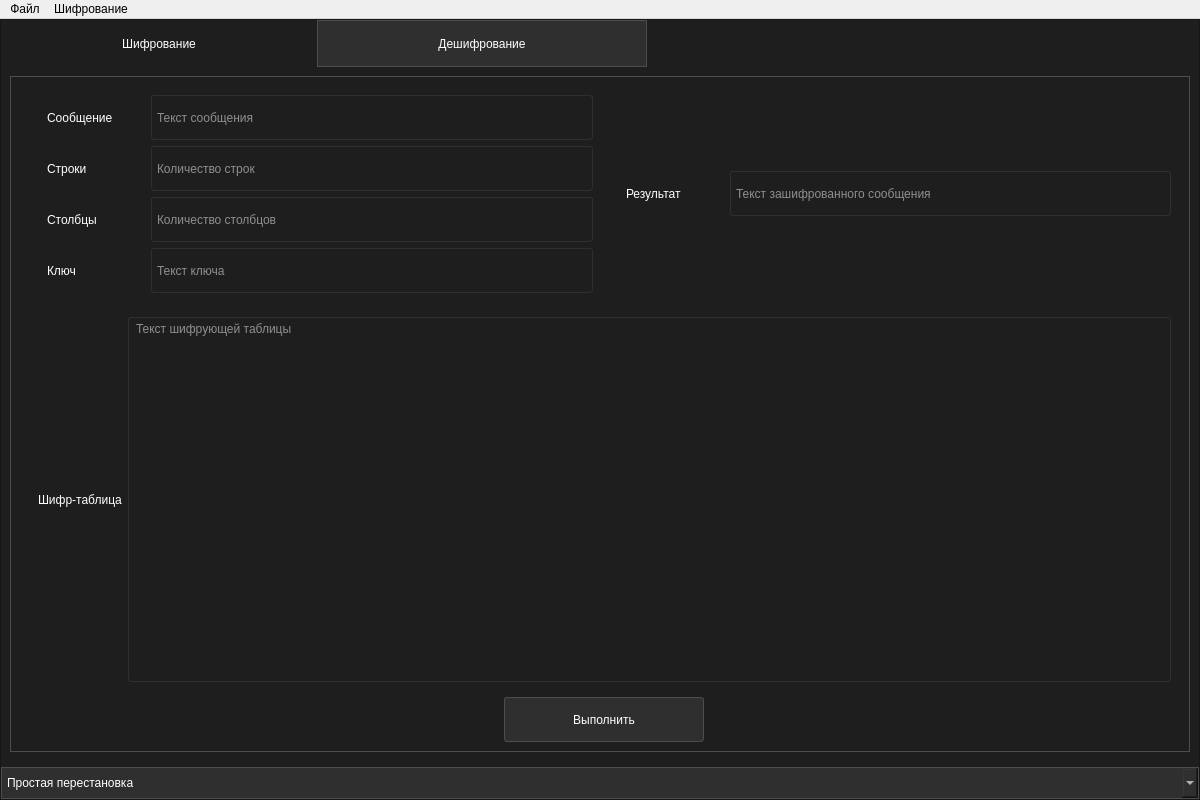
Above: View/DesignUI/main_window.ui from Aiow-dev/MCryptApp before the change. Below: the same form after it.
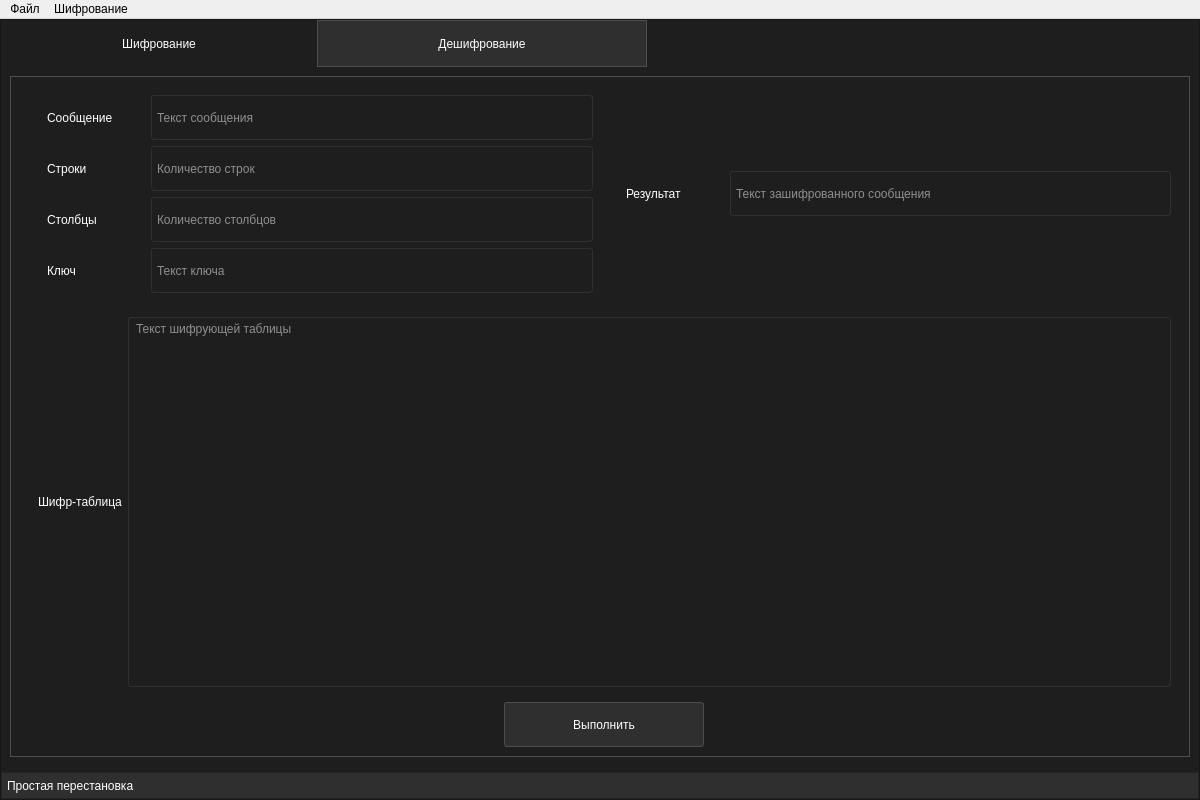
That is the form after the change.

```diff
--- a/View/DesignUI/main_window.ui
+++ b/View/DesignUI/main_window.ui
@@ -10691,12 +10691,11 @@
          <property name="minimumSize">
           <size>
            <width>0</width>
-           <height>30</height>
+           <height>25</height>
           </size>
          </property>
          <property name="styleSheet">
           <string notr="true">QFrame {
-	border: 1px solid rgb(77, 77, 77);
 	background-color: rgb(48, 47, 47);
 }</string>
          </property>
@@ -10724,7 +10723,7 @@
             <property name="minimumSize">
              <size>
               <width>0</width>
-              <height>30</height>
+              <height>25</height>
              </size>
             </property>
             <property name="styleSheet">
@@ -10738,6 +10737,10 @@
 	outline: none;
 	color: rgb(255, 255, 255);
 	selection-background-color: rgb(60, 60, 60);
+}
+
+QComboBox::drop-down:button {
+	border: none;
 }</string>
             </property>
             <item>
```
